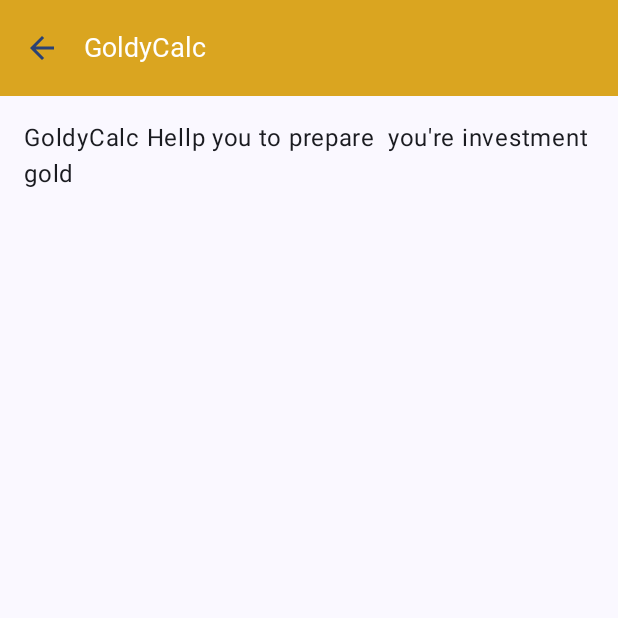
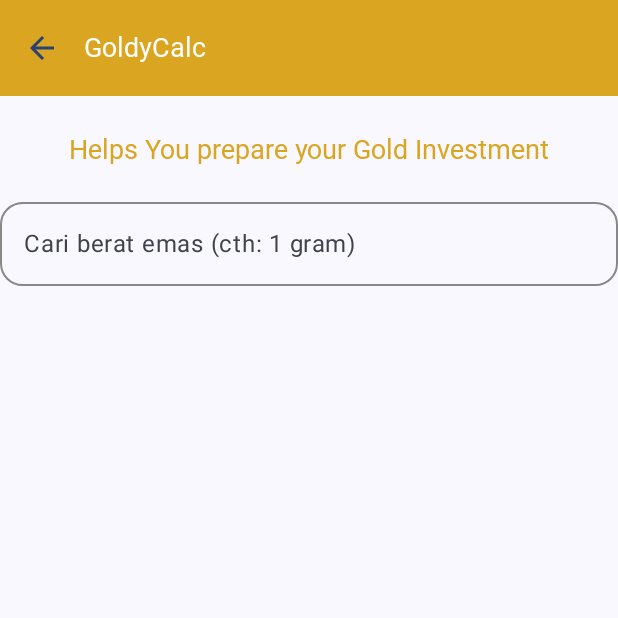
Before and after one commit to Toony15/fathoni_goldycalc, an Android app built with Jetpack Compose: the AboutGoldyScreen screen opened through its navigation route, on a phone screen of 412 x 824 dp, the top half of it. Run offline under Robolectric (Android 15) with nearby library versions, the phone set to English and light mode, and no system bars; Roboto replaces fonts that are not available here.

Commit message:
GoldyCalc Apps Finish!

```diff
--- a/app/build.gradle.kts
+++ b/app/build.gradle.kts
@@ -52,6 +52,7 @@ dependencies {
     implementation(libs.androidx.ui.tooling.preview)
     implementation(libs.androidx.material3)
     implementation(libs.androidx.compose.material3)
+    implementation(libs.androidx.ui.test.android)
 
     testImplementation(libs.junit)
     androidTestImplementation(libs.androidx.junit)
--- a/app/src/main/java/com/toni/goldycalc/ui/screen/AboutGoldyScreen.kt
+++ b/app/src/main/java/com/toni/goldycalc/ui/screen/AboutGoldyScreen.kt
@@ -1,29 +1,68 @@
 package com.toni.goldycalc.ui.screen
 
+import androidx.compose.foundation.Image
+import androidx.compose.foundation.content.MediaType.Companion.Image
+import androidx.compose.foundation.interaction.collectIsFocusedAsState
+import androidx.compose.runtime.mutableStateOf
+import androidx.compose.runtime.remember
+import androidx.compose.runtime.getValue
+import androidx.compose.runtime.setValue
+
+import androidx.compose.foundation.layout.Column
+import androidx.compose.foundation.layout.Spacer
+import androidx.compose.foundation.layout.fillMaxWidth
+import androidx.compose.foundation.layout.height
 import androidx.compose.foundation.layout.padding
+import androidx.compose.foundation.layout.size
+import androidx.compose.foundation.shape.RoundedCornerShape
 import androidx.compose.material.icons.Icons
 import androidx.compose.material.icons.automirrored.filled.ArrowBack
 import androidx.compose.material3.ExperimentalMaterial3Api
 import androidx.compose.material3.Icon
 import androidx.compose.material3.IconButton
 import androidx.compose.material3.MaterialTheme
+import androidx.compose.material3.OutlinedTextField
 import androidx.compose.material3.Scaffold
 import androidx.compose.material3.Text
+import androidx.compose.material3.TextFieldDefaults
 import androidx.compose.material3.TopAppBar
 import androidx.compose.material3.TopAppBarDefaults
 import androidx.compose.runtime.Composable
+import androidx.compose.runtime.mutableStateOf
+import androidx.compose.runtime.remember
+import androidx.compose.ui.Alignment
 import androidx.compose.ui.Modifier
 import androidx.compose.ui.graphics.Color
+import androidx.compose.ui.res.painterResource
 import androidx.compose.ui.res.stringResource
+import androidx.compose.ui.test.isFocused
+import androidx.compose.ui.text.input.TextFieldValue
+import androidx.compose.ui.text.style.TextAlign
 import androidx.compose.ui.unit.dp
-import androidx.navigation.NavController
+import androidx.compose.ui.unit.sp
 import androidx.navigation.NavHostController
 import androidx.navigation.compose.rememberNavController
 import com.toni.goldycalc.R
 
+data class GoldItem(val name: String, val imageRes: Int)
+val dummyGoldList = listOf(
+    GoldItem("1 gram", R.drawable.gold_1g),
+    GoldItem("1 gram", R.drawable.gold_3g),
+    GoldItem("5 gram", R.drawable.gold_5g),
+    GoldItem("10 gram", R.drawable.gold_10g),
+    GoldItem("1 gram", R.drawable.gold_25g),
+
+)
 @OptIn(ExperimentalMaterial3Api::class)
 @Composable
 fun AboutGoldyScreen(navController: NavHostController) {
+    val interactionSource = remember { androidx.compose.foundation.interaction.MutableInteractionSource() }
+    val isFocused = interactionSource.collectIsFocusedAsState().value
+
+    var searchQuery by remember {mutableStateOf(TextFieldValue("")) }
+    val filteredList = remember(searchQuery.text) {
+        dummyGoldList.filter { it.name.contains(searchQuery.text, ignoreCase = true) }
+    }
     Scaffold(
         topBar = {
             TopAppBar(
@@ -33,13 +72,12 @@ fun AboutGoldyScreen(navController: NavHostController) {
                         style = MaterialTheme.typography.headlineSmall
                     )
                 },
-
                 colors = TopAppBarDefaults.mediumTopAppBarColors(
                     containerColor = Color(0xFFDAA520),
                     titleContentColor = Color.White,
                 ),
                 navigationIcon = {
-                    IconButton(onClick = {navController.popBackStack()}) {
+                    IconButton(onClick = { navController.popBackStack() }) {
                         Icon(
                             imageVector = Icons.AutoMirrored.Filled.ArrowBack,
                             contentDescription = stringResource(R.string.Kembali),
@@ -48,15 +86,61 @@ fun AboutGoldyScreen(navController: NavHostController) {
                     }
                 }
             )
-
         }
     ) { innerPadding ->
-       Text(
-           text = stringResource(R.string.penjelasan),
-           modifier = Modifier.padding(innerPadding).padding(16.dp)
-       )
+        Column(modifier = Modifier.padding(innerPadding)) {
+            Text(
+                text = stringResource(R.string.penjelasan),
+                modifier = Modifier
+                    .padding(top = 25.dp)
+                    .fillMaxWidth(),
+                style = MaterialTheme.typography.headlineSmall.copy(
+                    fontSize = 18.sp,
+                    color = Color(0xFFDAA520), // warna coklat keemasan
+                    // fontFamily = FontFamily(Font(R.font.poppins_semibold)) // Aktifkan kalau mau pakai Poppins
+                ),
+                textAlign = TextAlign.Center
+            )
+            Spacer(modifier = Modifier.height(16.dp))
+            OutlinedTextField(
+                value = searchQuery,
+                onValueChange = { searchQuery = it },
+                label = { Text("Cari berat emas (cth: 1 gram)") },
+                modifier = Modifier.fillMaxWidth(),
+                shape = RoundedCornerShape(15.dp),
+                interactionSource = interactionSource,
+                colors = TextFieldDefaults.outlinedTextFieldColors(
+                    containerColor = Color.Transparent,
+                    focusedBorderColor = if (isFocused && searchQuery.text.isNotEmpty()) Color(0xFFFFFF00) else Color(0xFFFFD700),
+                    unfocusedBorderColor = Color.Gray
+                )
+            )
+
+            Spacer(modifier = Modifier.height(16.dp))
+            if (searchQuery.text.isNotEmpty()) {
+                if (filteredList.isNotEmpty()) {
+                    filteredList.forEach { item ->
+                        Column(
+                            horizontalAlignment = Alignment.CenterHorizontally,
+                            modifier = Modifier.padding(8.dp)
+                        ) {
+                            Image(
+                                painter = painterResource(id = item.imageRes),
+                                contentDescription = item.name,
+                                modifier = Modifier.size(120.dp)
+                            )
+                            Text(text = item.name)
+                        }
+                    }
+                } else {
+                    Text("Tidak ditemukan", color = Color.Gray)
+                }
+            }
+
+            }
+        }
     }
-}
+
 @Composable
 fun AboutScreenPreview() {
     AboutGoldyScreen(rememberNavController())
--- a/app/src/main/res/values/strings.xml
+++ b/app/src/main/res/values/strings.xml
@@ -1,6 +1,6 @@
 <resources>
     <string name="app_name">GoldyCalc</string>
     <string name="Hitung_Emas">" "</string>
-    <string name="penjelasan">"GoldyCalc Hellp you to prepare  you're investment gold "</string>
+    <string name="penjelasan">" Helps You prepare your Gold Investment "</string>
     <string name="Kembali">" Kembali"</string>
 </resources>
--- a/gradle/libs.versions.toml
+++ b/gradle/libs.versions.toml
@@ -12,6 +12,7 @@ composeBom = "2024.04.01"
 composeMaterial3 = "1.0.0-alpha35"
 
 navigationComposeJvmstubs = "2.9.0-alpha09"
+uiTestAndroid = "1.7.8"
 
 
 [libraries]
@@ -34,6 +35,7 @@ androidx-material3 = { group = "androidx.compose.material3", name = "material3"
 
 androidx-compose-material3 = { group = "androidx.wear.compose", name = "compose-material3", version.ref = "composeMaterial3" }
 androidx-navigation-compose-jvmstubs = { group = "androidx.navigation", name = "navigation-compose-jvmstubs", version.ref = "navigationComposeJvmstubs" }
+androidx-ui-test-android = { group = "androidx.compose.ui", name = "ui-test-android", version.ref = "uiTestAndroid" }
 
 [plugins]
 android-application = { id = "com.android.application", version.ref = "agp" }
```
Also changed, not shown: app/src/main/res/drawable/gold_10g.png (added), app/src/main/res/drawable/gold_1g.png (added), app/src/main/res/drawable/gold_25g.png (added), app/src/main/res/drawable/gold_3g.png (added), app/src/main/res/drawable/gold_5g.png (added).
